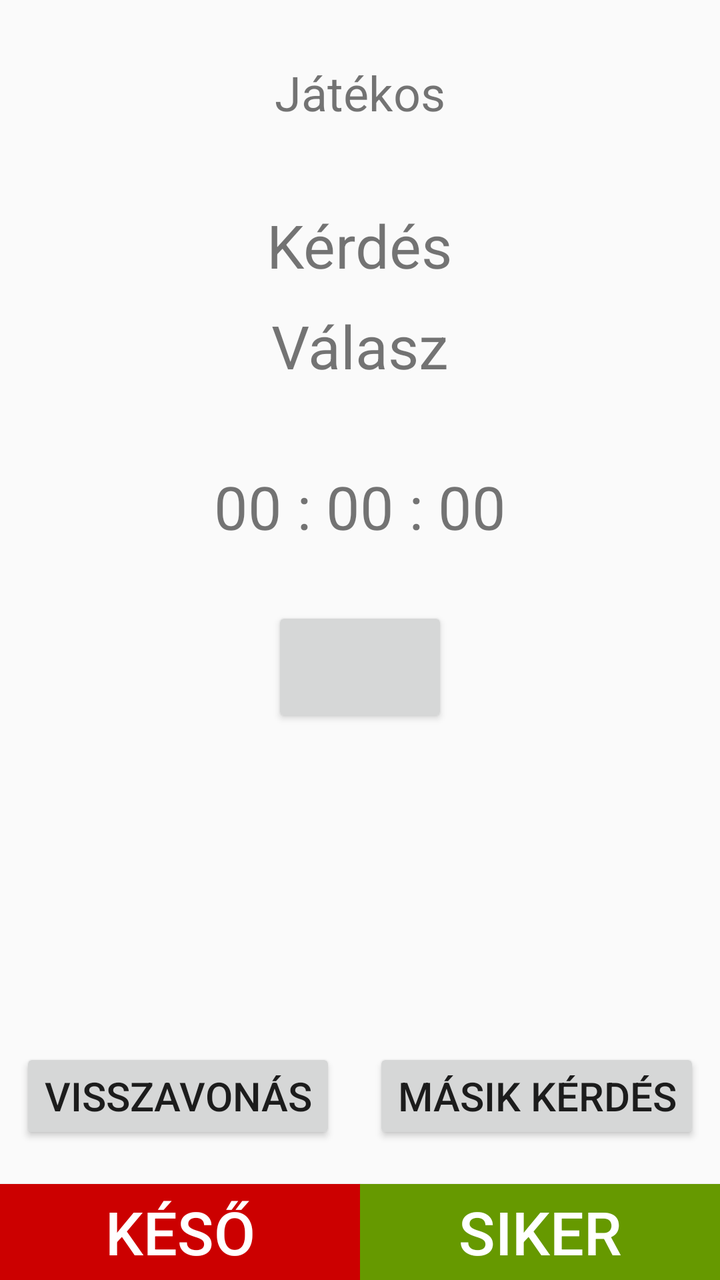
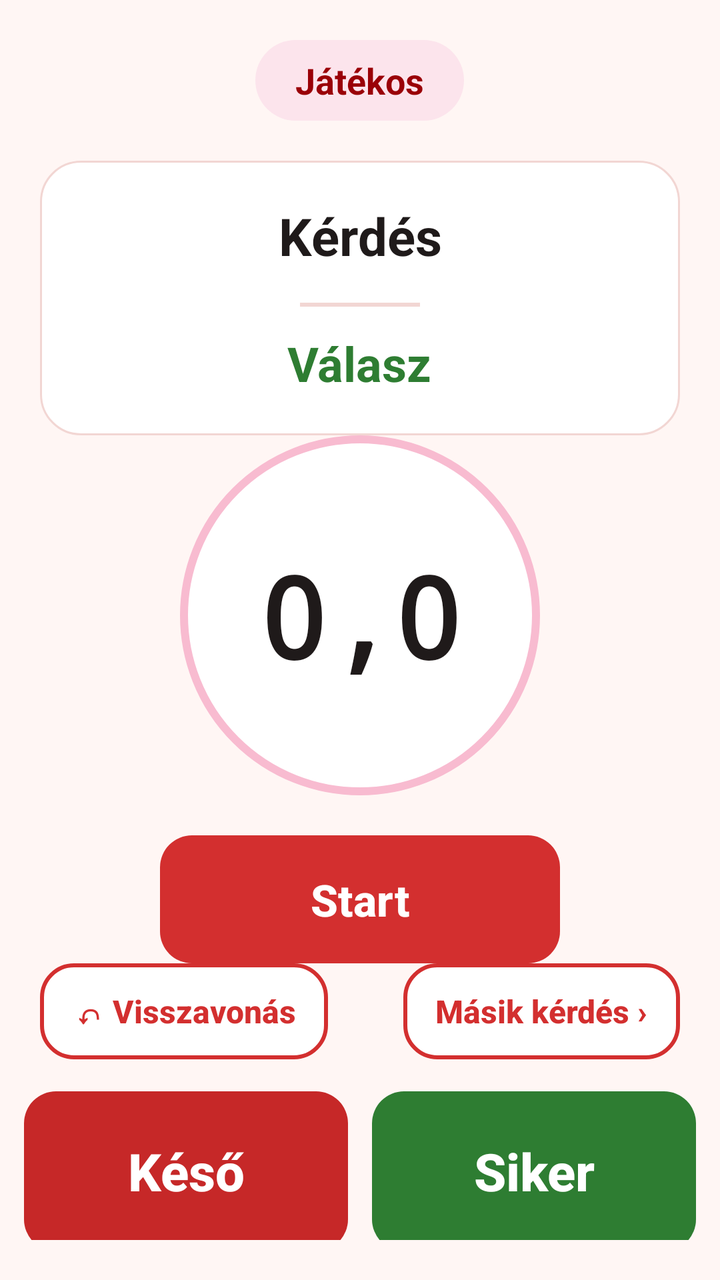

The first picture is an Android layout as it rendered before a commit; the second is the same layout after the commit. The layout source and the unified diff follow.
<!-- AndroidManifest.xml: application theme AppTheme -->
<!-- res/layout/activity_question.xml -->
<?xml version="1.0" encoding="utf-8"?>
<RelativeLayout xmlns:android="http://schemas.android.com/apk/res/android"
    xmlns:app="http://schemas.android.com/apk/res-auto"
    xmlns:tools="http://schemas.android.com/tools"
    android:layout_width="match_parent"
    android:layout_height="match_parent"
    tools:context=".QuestionActivity">

    <View
        android:id="@+id/questionView"
        android:layout_width="0dp"
        android:layout_height="0dp"
        android:layout_centerHorizontal="true"
        android:background="@android:color/holo_blue_bright"/>

    <TextView
        android:layout_width="wrap_content"
        android:layout_height="wrap_content"
        android:id="@+id/CurrentPlayer"
        android:text="Játékos"
        android:textSize="24sp"
        android:layout_centerHorizontal="true"
        android:layout_marginTop="30dp"/>

    <TextView
        android:layout_width="wrap_content"
        android:layout_height="wrap_content"
        android:id="@+id/Question"
        android:text="Kérdés"
        android:textSize="30sp"
        android:textAlignment="center"
        android:layout_centerHorizontal="true"
        android:layout_below="@+id/CurrentPlayer"
        android:layout_marginTop="40dp"
        android:layout_marginBottom="10dp"/>

    <TextView
        android:layout_width="wrap_content"
        android:layout_height="wrap_content"
        android:id="@+id/Answer"
        android:text="Válasz"
        android:textSize="30sp"
        android:layout_centerHorizontal="true"
        android:layout_below="@+id/Question"
        android:layout_marginBottom="10dp"/>

    <TextView
        android:layout_width="wrap_content"
        android:layout_height="wrap_content"
        android:id="@+id/Timer"
        android:layout_centerHorizontal="true"
        android:layout_below="@+id/Answer"
        android:layout_marginTop="30dp"
        android:textSize="30sp"
        android:text="00 : 00 : 00"/>

    <Button
        android:layout_width="wrap_content"
        android:layout_height="wrap_content"
        android:id="@+id/ButtonStartStop"
        android:layout_centerHorizontal="true"
        android:layout_below="@+id/Timer"
        android:layout_marginTop="30dp"
        android:textSize="30sp"/>

    <Button
        android:layout_width="wrap_content"
        android:layout_height="wrap_content"
        android:id="@+id/ButtonUndo"
        android:layout_alignParentStart="true"
        android:layout_above="@+id/ButtonNotOk"
        android:layout_marginStart="10dp"
        android:layout_marginBottom="20dp"
        android:text="Visszavonás"
        android:textSize="20sp"/>

    <Button
        android:layout_width="wrap_content"
        android:layout_height="wrap_content"
        android:id="@+id/ButtonSkip"
        android:layout_alignParentEnd="true"
        android:layout_above="@+id/ButtonOk"
        android:layout_marginEnd="10dp"
        android:layout_marginBottom="20dp"
        android:text="Másik kérdés"
        android:textSize="20sp"/>

    <Button
        android:layout_width="0dp"
        android:layout_height="wrap_content"
        android:id="@+id/ButtonNotOk"
        android:layout_alignParentBottom="true"
        android:layout_alignEnd="@id/questionView"
        android:layout_alignParentStart="true"
        android:text="Késő"
        android:textSize="30sp"
        android:textColor="@android:color/white"
        android:background="@android:color/holo_red_dark"/>

    <Button
        android:layout_width="0dp"
        android:layout_height="wrap_content"
        android:id="@+id/ButtonOk"
        android:layout_alignParentBottom="true"
        android:layout_alignStart="@id/questionView"
        android:layout_alignParentEnd="true"
        android:text="Siker"
        android:textSize="30sp"
        android:textColor="@android:color/white"
        android:background="@android:color/holo_green_dark"/>

</RelativeLayout>
<!-- resources referenced by this layout -->
<resources>
  <style name="AppTheme" parent="Theme.AppCompat.Light.DarkActionBar">
          
          <item name="colorPrimary">@color/colorPrimary</item>
          <item name="colorPrimaryDark">@color/colorPrimaryDark</item>
          <item name="colorAccent">@color/colorAccent</item>
      </style>
  <color name="colorPrimary">#6200EE</color>
  <color name="colorPrimaryDark">#3700B3</color>
  <color name="colorAccent">#03DAC5</color>
</resources>

<!-- the commit's change to res/layout/activity_question.xml (unified diff, before → after) -->
@@ -1,112 +1,142 @@
 <?xml version="1.0" encoding="utf-8"?>
-<RelativeLayout xmlns:android="http://schemas.android.com/apk/res/android"
-    xmlns:app="http://schemas.android.com/apk/res-auto"
+<LinearLayout xmlns:android="http://schemas.android.com/apk/res/android"
     xmlns:tools="http://schemas.android.com/tools"
-    android:layout_width="match_parent"
-    android:layout_height="match_parent"
+    style="@style/Screen"
+    android:gravity="center_horizontal"
+    android:keepScreenOn="true"
+    android:paddingBottom="0dp"
+    android:paddingStart="0dp"
+    android:paddingEnd="0dp"
     tools:context=".QuestionActivity">
-
-    <View
-        android:id="@+id/questionView"
-        android:layout_width="0dp"
-        android:layout_height="0dp"
-        android:layout_centerHorizontal="true"
-        android:background="@android:color/holo_blue_bright"/>
 
     <TextView
         android:layout_width="wrap_content"
         android:layout_height="wrap_content"
         android:id="@+id/CurrentPlayer"
+        android:background="@drawable/bg_chip"
+        android:paddingStart="20dp"
+        android:paddingTop="8dp"
+        android:paddingEnd="20dp"
+        android:paddingBottom="8dp"
         android:text="Játékos"
-        android:textSize="24sp"
-        android:layout_centerHorizontal="true"
-        android:layout_marginTop="30dp"/>
+        android:textColor="@color/colorPrimaryDark"
+        android:textSize="18sp"
+        android:textStyle="bold" />
+
+    <LinearLayout
+        style="@style/Card"
+        android:layout_width="match_parent"
+        android:layout_height="wrap_content"
+        android:layout_marginStart="20dp"
+        android:layout_marginTop="20dp"
+        android:layout_marginEnd="20dp"
+        android:gravity="center_horizontal"
+        android:orientation="vertical">
+
+        <TextView
+            android:layout_width="wrap_content"
+            android:layout_height="wrap_content"
+            android:id="@+id/Question"
+            android:gravity="center"
+            android:text="Kérdés"
+            android:textColor="@color/textPrimary"
+            android:textSize="26sp"
+            android:textStyle="bold" />
+
+        <View
+            android:layout_width="60dp"
+            android:layout_height="2dp"
+            android:layout_marginTop="16dp"
+            android:layout_marginBottom="12dp"
+            android:background="@color/outline" />
+
+        <TextView
+            android:layout_width="wrap_content"
+            android:layout_height="wrap_content"
+            android:id="@+id/Answer"
+            android:gravity="center"
+            android:text="Válasz"
+            android:textColor="@color/success"
+            android:textSize="24sp"
+            android:textStyle="bold" />
+    </LinearLayout>
+
+    <Space
+        android:layout_width="match_parent"
+        android:layout_height="0dp"
+        android:layout_weight="1" />
 
     <TextView
-        android:layout_width="wrap_content"
-        android:layout_height="wrap_content"
-        android:id="@+id/Question"
-        android:text="Kérdés"
-        android:textSize="30sp"
-        android:textAlignment="center"
-        android:layout_centerHorizontal="true"
-        android:layout_below="@+id/CurrentPlayer"
-        android:layout_marginTop="40dp"
-        android:layout_marginBottom="10dp"/>
-
-    <TextView
-        android:layout_width="wrap_content"
-        android:layout_height="wrap_content"
-        android:id="@+id/Answer"
-        android:text="Válasz"
-        android:textSize="30sp"
-        android:layout_centerHorizontal="true"
-        android:layout_below="@+id/Question"
-        android:layout_marginBottom="10dp"/>
-
-    <TextView
-        android:layout_width="wrap_content"
-        android:layout_height="wrap_content"
+        android:layout_width="180dp"
+        android:layout_height="180dp"
         android:id="@+id/Timer"
-        android:layout_centerHorizontal="true"
-        android:layout_below="@+id/Answer"
-        android:layout_marginTop="30dp"
-        android:textSize="30sp"
-        android:text="00 : 00 : 00"/>
+        android:background="@drawable/bg_timer"
+        android:fontFamily="monospace"
+        android:gravity="center"
+        android:text="0,0"
+        android:textColor="@color/textPrimary"
+        android:textSize="56sp"
+        android:textStyle="bold" />
 
     <Button
-        android:layout_width="wrap_content"
+        style="@style/ButtonPrimary"
+        android:id="@+id/ButtonStartStop"
+        android:layout_width="200dp"
+        android:layout_marginTop="20dp"
+        android:text="Start" />
+
+    <Space
+        android:layout_width="match_parent"
+        android:layout_height="0dp"
+        android:layout_weight="1" />
+
+    <LinearLayout
+        android:layout_width="match_parent"
         android:layout_height="wrap_content"
-        android:id="@+id/ButtonStartStop"
-        android:layout_centerHorizontal="true"
-        android:layout_below="@+id/Timer"
-        android:layout_marginTop="30dp"
-        android:textSize="30sp"/>
+        android:layout_marginStart="20dp"
+        android:layout_marginEnd="20dp"
+        android:layout_marginBottom="16dp"
+        android:orientation="horizontal">
 
-    <Button
-        android:layout_width="wrap_content"
+        <Button
+            style="@style/ButtonSmall"
+            android:id="@+id/ButtonUndo"
+            android:text="↶ Visszavonás" />
+
+        <Space
+            android:layout_width="0dp"
+            android:layout_height="0dp"
+            android:layout_weight="1" />
+
+        <Button
+            style="@style/ButtonSmall"
+            android:id="@+id/ButtonSkip"
+            android:text="Másik kérdés ›" />
+    </LinearLayout>
+
+    <LinearLayout
+        android:layout_width="match_parent"
         android:layout_height="wrap_content"
-        android:id="@+id/ButtonUndo"
-        android:layout_alignParentStart="true"
-        android:layout_above="@+id/ButtonNotOk"
-        android:layout_marginStart="10dp"
-        android:layout_marginBottom="20dp"
-        android:text="Visszavonás"
-        android:textSize="20sp"/>
+        android:paddingStart="12dp"
+        android:paddingEnd="12dp"
+        android:paddingBottom="12dp"
+        android:orientation="horizontal">
 
-    <Button
-        android:layout_width="wrap_content"
-        android:layout_height="wrap_content"
-        android:id="@+id/ButtonSkip"
-        android:layout_alignParentEnd="true"
-        android:layout_above="@+id/ButtonOk"
-        android:layout_marginEnd="10dp"
-        android:layout_marginBottom="20dp"
-        android:text="Másik kérdés"
-        android:textSize="20sp"/>
+        <Button
+            style="@style/ButtonDanger"
+            android:id="@+id/ButtonNotOk"
+            android:layout_width="0dp"
+            android:layout_weight="1"
+            android:layout_marginEnd="6dp"
+            android:text="Késő" />
 
-    <Button
-        android:layout_width="0dp"
-        android:layout_height="wrap_content"
-        android:id="@+id/ButtonNotOk"
-        android:layout_alignParentBottom="true"
-        android:layout_alignEnd="@id/questionView"
-        android:layout_alignParentStart="true"
-        android:text="Késő"
-        android:textSize="30sp"
-        android:textColor="@android:color/white"
-        android:background="@android:color/holo_red_dark"/>
+        <Button
+            style="@style/ButtonSuccess"
+            android:id="@+id/ButtonOk"
+            android:layout_width="0dp"
+            android:layout_weight="1"
+            android:layout_marginStart="6dp"
+            android:text="Siker" />
+    </LinearLayout>
 
-    <Button
-        android:layout_width="0dp"
-        android:layout_height="wrap_content"
-        android:id="@+id/ButtonOk"
-        android:layout_alignParentBottom="true"
-        android:layout_alignStart="@id/questionView"
-        android:layout_alignParentEnd="true"
-        android:text="Siker"
-        android:textSize="30sp"
-        android:textColor="@android:color/white"
-        android:background="@android:color/holo_green_dark"/>
-
-</RelativeLayout>
+</LinearLayout>
<!-- resource entries referenced after the edit -->
@@ -1,13 +1,182 @@
 <!-- resources referenced by this layout -->
 <resources>
-  <style name="AppTheme" parent="Theme.AppCompat.Light.DarkActionBar">
-          
+  <style name="AppTheme" parent="Theme.AppCompat.Light.NoActionBar">
           <item name="colorPrimary">@color/colorPrimary</item>
           <item name="colorPrimaryDark">@color/colorPrimaryDark</item>
           <item name="colorAccent">@color/colorAccent</item>
+          <item name="android:windowBackground">@color/background</item>
+          <item name="android:textColorPrimary">@color/textPrimary</item>
+          <item name="android:textColorSecondary">@color/textSecondary</item>
       </style>
-  <color name="colorPrimary">#6200EE</color>
-  <color name="colorPrimaryDark">#3700B3</color>
-  <color name="colorAccent">#03DAC5</color>
+  <color name="pinkLight">#FCE4EC</color>
+  <color name="surface">#FFFFFF</color>
+  <color name="pink">#F8BBD0</color>
+  <!-- drawable btn_danger (drawable) -->
+  <?xml version="1.0" encoding="utf-8"?>
+  <selector xmlns:android="http://schemas.android.com/apk/res/android">
+      <item android:state_enabled="false">
+          <shape android:shape="rectangle">
+              <corners android:radius="16dp" />
+              <solid android:color="@color/disabled" />
+          </shape>
+      </item>
+      <item android:state_pressed="true">
+          <shape android:shape="rectangle">
+              <corners android:radius="16dp" />
+              <solid android:color="@color/dangerDark" />
+          </shape>
+      </item>
+      <item>
+          <shape android:shape="rectangle">
+              <corners android:radius="16dp" />
+              <solid android:color="@color/danger" />
+          </shape>
+      </item>
+  </selector>
+  <style name="ButtonBase" parent="Widget.AppCompat.Button">
+          <item name="android:layout_width">match_parent</item>
+          <item name="android:layout_height">64dp</item>
+          <item name="android:textSize">22sp</item>
+          <item name="android:textStyle">bold</item>
+          <item name="android:textAllCaps">false</item>
+          <item name="android:stateListAnimator">@null</item>
+          <item name="android:paddingStart">20dp</item>
+          <item name="android:paddingEnd">20dp</item>
+      </style>
+  <!-- drawable btn_primary (drawable) -->
+  <?xml version="1.0" encoding="utf-8"?>
+  <selector xmlns:android="http://schemas.android.com/apk/res/android">
+      <item android:state_enabled="false">
+          <shape android:shape="rectangle">
+              <corners android:radius="16dp" />
+              <solid android:color="@color/disabled" />
+          </shape>
+      </item>
+      <item android:state_pressed="true">
+          <shape android:shape="rectangle">
+              <corners android:radius="16dp" />
+              <solid android:color="@color/colorPrimaryDark" />
+          </shape>
+      </item>
+      <item>
+          <shape android:shape="rectangle">
+              <corners android:radius="16dp" />
+              <solid android:color="@color/colorPrimary" />
+          </shape>
+      </item>
+  </selector>
+  <style name="ButtonSecondary" parent="ButtonBase">
+          <item name="android:background">@drawable/btn_secondary</item>
+          <item name="android:textColor">@color/text_secondary_button</item>
+      </style>
+  <!-- drawable btn_success (drawable) -->
+  <?xml version="1.0" encoding="utf-8"?>
+  <selector xmlns:android="http://schemas.android.com/apk/res/android">
+      <item android:state_enabled="false">
+          <shape android:shape="rectangle">
+              <corners android:radius="16dp" />
+              <solid android:color="@color/disabled" />
+          </shape>
+      </item>
+      <item android:state_pressed="true">
+          <shape android:shape="rectangle">
+              <corners android:radius="16dp" />
+              <solid android:color="@color/successDark" />
+          </shape>
+      </item>
+      <item>
+          <shape android:shape="rectangle">
+              <corners android:radius="16dp" />
+              <solid android:color="@color/success" />
+          </shape>
+      </item>
+  </selector>
+  <!-- drawable bg_card (drawable) -->
+  <?xml version="1.0" encoding="utf-8"?>
+  <shape xmlns:android="http://schemas.android.com/apk/res/android" android:shape="rectangle">
+      <corners android:radius="20dp" />
+      <solid android:color="@color/surface" />
+      <stroke android:width="1dp" android:color="@color/outline" />
+  </shape>
+  <color name="background">#FFF6F4</color>
+  <color name="colorPrimary">#D32F2F</color>
+  <color name="colorPrimaryDark">#9A0007</color>
+  <color name="outline">#F2D6D3</color>
+  <color name="success">#2E7D32</color>
+  <color name="textPrimary">#1F1A1A</color>
+  <!-- drawable bg_chip (drawable) -->
+  <?xml version="1.0" encoding="utf-8"?>
+  <shape xmlns:android="http://schemas.android.com/apk/res/android" android:shape="rectangle">
+      <corners android:radius="100dp" />
+      <solid android:color="@color/pinkLight" />
+  </shape>
+  <!-- drawable bg_timer (drawable) -->
+  <?xml version="1.0" encoding="utf-8"?>
+  <shape xmlns:android="http://schemas.android.com/apk/res/android" android:shape="oval">
+      <solid android:color="@color/surface" />
+      <stroke android:width="4dp" android:color="@color/pink" />
+  </shape>
+  <style name="ButtonDanger" parent="ButtonSuccess">
+          <item name="android:background">@drawable/btn_danger</item>
+      </style>
+  <style name="ButtonPrimary" parent="ButtonBase">
+          <item name="android:background">@drawable/btn_primary</item>
+          <item name="android:textColor">@color/surface</item>
+      </style>
+  <style name="ButtonSmall" parent="ButtonSecondary">
+          <item name="android:layout_width">wrap_content</item>
+          <item name="android:layout_height">48dp</item>
+          <item name="android:textSize">16sp</item>
+          <item name="android:paddingStart">16dp</item>
+          <item name="android:paddingEnd">16dp</item>
+      </style>
+  <style name="ButtonSuccess" parent="ButtonBase">
+          <item name="android:background">@drawable/btn_success</item>
+          <item name="android:textColor">@color/surface</item>
+          <item name="android:layout_height">80dp</item>
+          <item name="android:textSize">26sp</item>
+      </style>
+  <style name="Card">
+          <item name="android:background">@drawable/bg_card</item>
+          <item name="android:padding">20dp</item>
+      </style>
+  <style name="Screen">
+          <item name="android:layout_width">match_parent</item>
+          <item name="android:layout_height">match_parent</item>
+          <item name="android:orientation">vertical</item>
+          <item name="android:padding">20dp</item>
+          <item name="android:background">@color/background</item>
+      </style>
+  <color name="colorAccent">#D32F2F</color>
+  <color name="textSecondary">#6E6262</color>
+  <color name="disabled">#E0D6D5</color>
+  <color name="dangerDark">#8E0000</color>
+  <color name="danger">#C62828</color>
+  <!-- drawable btn_secondary (drawable) -->
+  <?xml version="1.0" encoding="utf-8"?>
+  <selector xmlns:android="http://schemas.android.com/apk/res/android">
+      <item android:state_enabled="false">
+          <shape android:shape="rectangle">
+              <corners android:radius="16dp" />
+              <solid android:color="@color/surface" />
+              <stroke android:width="2dp" android:color="@color/disabled" />
+          </shape>
+      </item>
+      <item android:state_pressed="true">
+          <shape android:shape="rectangle">
+              <corners android:radius="16dp" />
+              <solid android:color="@color/pinkLight" />
+              <stroke android:width="2dp" android:color="@color/colorPrimary" />
+          </shape>
+      </item>
+      <item>
+          <shape android:shape="rectangle">
+              <corners android:radius="16dp" />
+              <solid android:color="@color/surface" />
+              <stroke android:width="2dp" android:color="@color/colorPrimary" />
+          </shape>
+      </item>
+  </selector>
+  <color name="successDark">#1B5E20</color>
 </resources>
 
